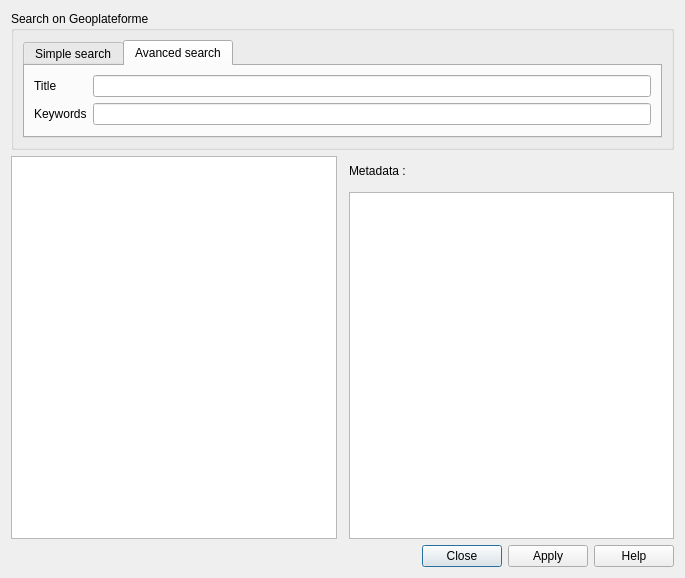
Qt form geoplateforme/gui/provider/provider_dialog.ui (JulesGrillot/plugin-qgis-geoplateforme) before a commit.
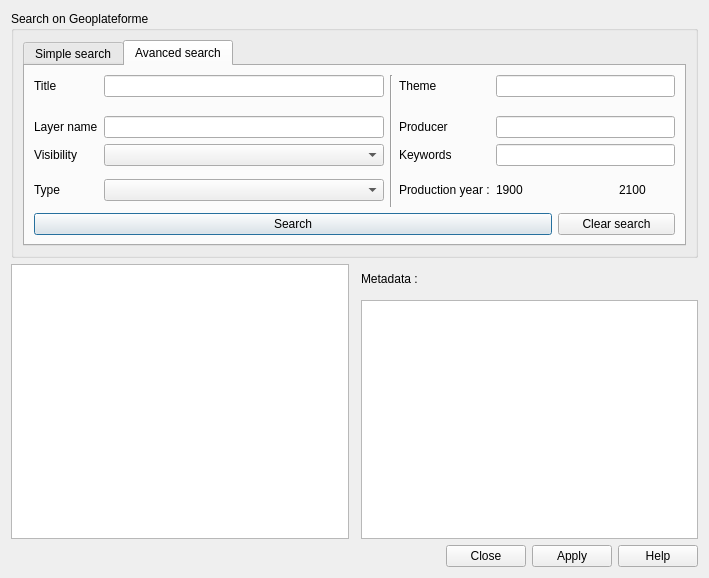
The same form after that commit. The open tabs and pages were chosen to show the change.

Commit message: feat(search-provider): add auth selector and new UI for advanced search

The edit to the form file:
```diff
--- a/geoplateforme/gui/provider/provider_dialog.ui
+++ b/geoplateforme/gui/provider/provider_dialog.ui
@@ -6,7 +6,7 @@
    <rect>
     <x>0</x>
     <y>0</y>
-    <width>685</width>
+    <width>709</width>
     <height>578</height>
    </rect>
   </property>
@@ -49,7 +49,61 @@
          <attribute name="title">
           <string>Avanced search</string>
          </attribute>
-         <layout class="QGridLayout" name="gridLayout_3">
+         <layout class="QGridLayout" name="layout_advanced_search">
+          <item row="3" column="5" colspan="3">
+           <widget class="QLineEdit" name="le_producer"/>
+          </item>
+          <item row="6" column="7">
+           <widget class="QLabel" name="lb_py_max">
+            <property name="text">
+             <string>2100</string>
+            </property>
+           </widget>
+          </item>
+          <item row="6" column="0">
+           <widget class="QLabel" name="lb_type">
+            <property name="text">
+             <string>Type</string>
+            </property>
+           </widget>
+          </item>
+          <item row="0" column="3" rowspan="8">
+           <widget class="Line" name="line">
+            <property name="orientation">
+             <enum>Qt::Vertical</enum>
+            </property>
+           </widget>
+          </item>
+          <item row="6" column="1" colspan="2">
+           <widget class="QComboBox" name="cb_type"/>
+          </item>
+          <item row="6" column="4">
+           <widget class="QLabel" name="lb_production_year">
+            <property name="text">
+             <string>Production year :</string>
+            </property>
+           </widget>
+          </item>
+          <item row="6" column="5">
+           <widget class="QLabel" name="lb_py_min">
+            <property name="text">
+             <string>1900</string>
+            </property>
+           </widget>
+          </item>
+          <item row="3" column="1" colspan="2">
+           <widget class="QLineEdit" name="le_layername">
+            <property name="sizePolicy">
+             <sizepolicy hsizetype="Expanding" vsizetype="Fixed">
+              <horstretch>0</horstretch>
+              <verstretch>0</verstretch>
+             </sizepolicy>
+            </property>
+           </widget>
+          </item>
+          <item row="0" column="5" colspan="3">
+           <widget class="QLineEdit" name="le_theme"/>
+          </item>
           <item row="0" column="0">
            <widget class="QLabel" name="lb_title">
             <property name="text">
@@ -57,19 +111,74 @@
             </property>
            </widget>
           </item>
-          <item row="0" column="1">
-           <widget class="QLineEdit" name="le_title"/>
-          </item>
-          <item row="1" column="1">
+          <item row="4" column="5" colspan="3">
            <widget class="QLineEdit" name="le_keywords"/>
           </item>
-          <item row="1" column="0">
+          <item row="3" column="4">
+           <widget class="QLabel" name="lb_producer">
+            <property name="text">
+             <string>Producer</string>
+            </property>
+           </widget>
+          </item>
+          <item row="4" column="4">
            <widget class="QLabel" name="lb_keywords">
             <property name="text">
              <string>Keywords</string>
             </property>
            </widget>
           </item>
+          <item row="0" column="1" colspan="2">
+           <widget class="QLineEdit" name="le_title">
+            <property name="minimumSize">
+             <size>
+              <width>280</width>
+              <height>0</height>
+             </size>
+            </property>
+           </widget>
+          </item>
+          <item row="0" column="4">
+           <widget class="QLabel" name="lb_theme">
+            <property name="text">
+             <string>Theme</string>
+            </property>
+           </widget>
+          </item>
+          <item row="3" column="0">
+           <widget class="QLabel" name="lb_layername">
+            <property name="text">
+             <string>Layer name</string>
+            </property>
+           </widget>
+          </item>
+          <item row="4" column="1" colspan="2">
+           <widget class="QComboBox" name="cb_open"/>
+          </item>
+          <item row="4" column="0">
+           <widget class="QLabel" name="lb_visibility">
+            <property name="text">
+             <string>Visibility</string>
+            </property>
+           </widget>
+          </item>
+          <item row="6" column="6">
+           <widget class="QWidget" name="widget" native="true"/>
+          </item>
+          <item row="8" column="0" colspan="6">
+           <widget class="QPushButton" name="btn_search">
+            <property name="text">
+             <string>Search</string>
+            </property>
+           </widget>
+          </item>
+          <item row="8" column="6" colspan="2">
+           <widget class="QPushButton" name="btn_clear_search">
+            <property name="text">
+             <string>Clear search</string>
+            </property>
+           </widget>
+          </item>
          </layout>
         </widget>
        </widget>
```
Left out of the diff: 58 changed lines with no effect on the pictures. The commit also changes 5 other files.
